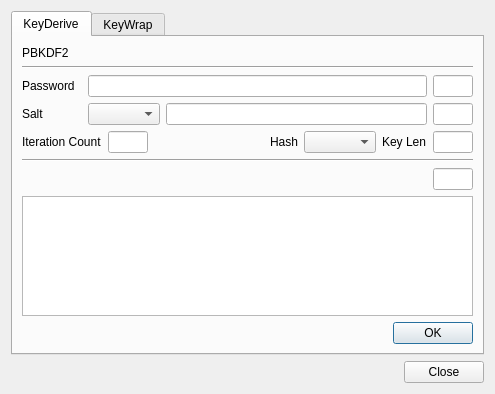
Before: the Qt Designer form BerEditor/key_man_dlg.ui in jykim74/BerEditor, drawn with Qt 5.
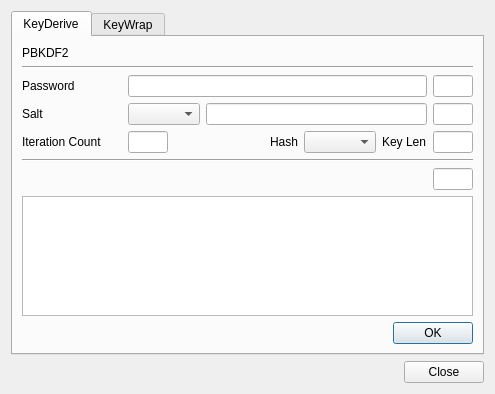
After: the same form once the commit is applied. The open tabs and pages were chosen to show the change.

Patch:
```diff
--- a/BerEditor/key_man_dlg.ui
+++ b/BerEditor/key_man_dlg.ui
@@ -44,7 +44,7 @@
           <widget class="QLabel" name="label_2">
            <property name="minimumSize">
             <size>
-             <width>60</width>
+             <width>100</width>
              <height>0</height>
             </size>
            </property>
@@ -80,7 +80,7 @@
           <widget class="QLabel" name="label_3">
            <property name="minimumSize">
             <size>
-             <width>60</width>
+             <width>100</width>
              <height>0</height>
             </size>
            </property>
@@ -133,7 +133,7 @@
           <widget class="QLabel" name="label_4">
            <property name="minimumSize">
             <size>
-             <width>60</width>
+             <width>100</width>
              <height>0</height>
             </size>
            </property>
```
Left out of the diff: 2 changed lines with no effect on the pictures.
